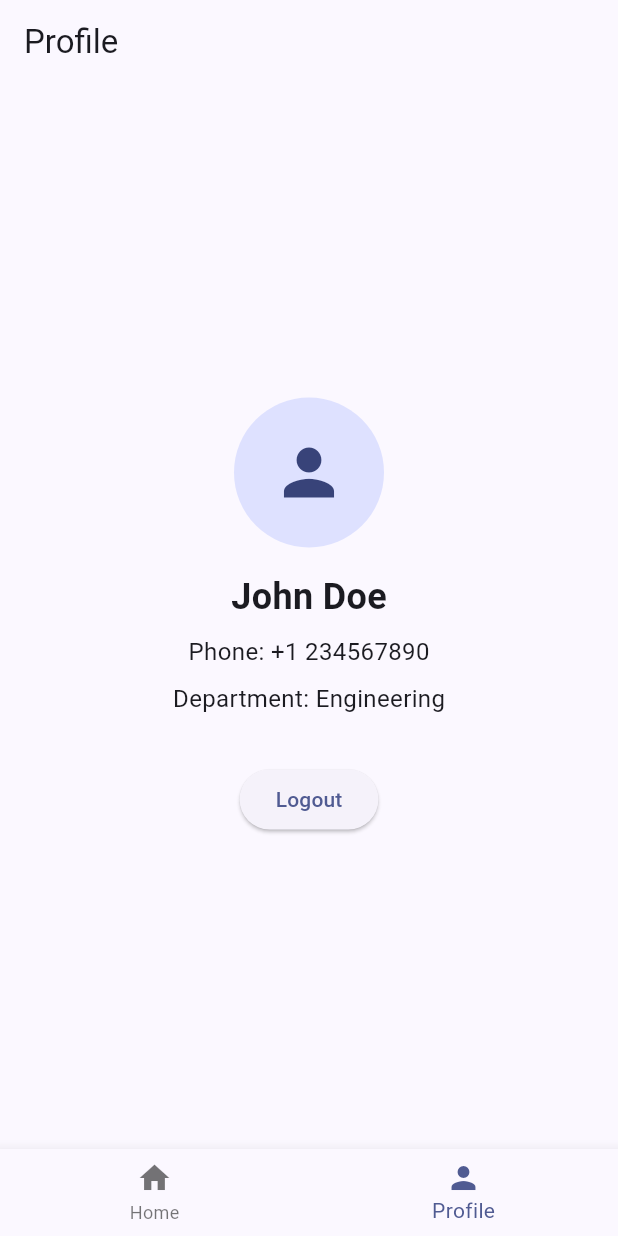
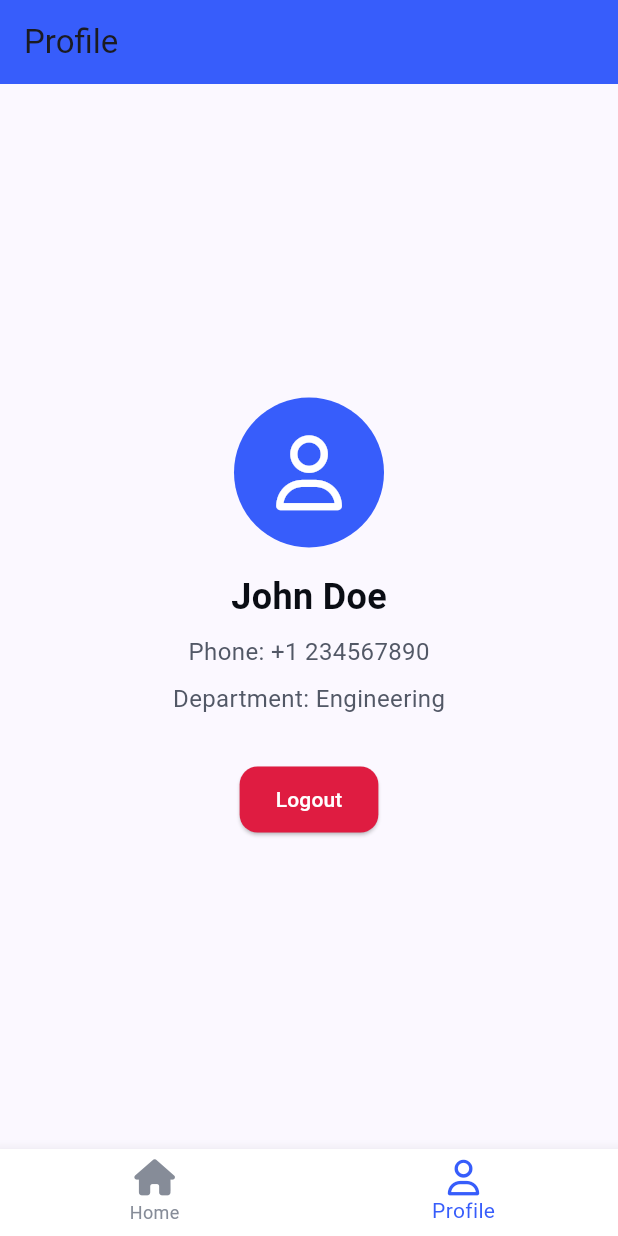
Before and after one commit to Jalaludheen25/Hira_plus, a Flutter app: the BottomNavigationBarScreen screen opened by its route, item 2 of the bottom bar chosen, on a phone screen of 412 x 824 dp. Run offline on Flutter 3.47's test engine with Material 3 defaults, Android fonts, the phone set to English and light mode, and no system bars; our stand-ins replace fluttertoast, font_awesome_flutter, google_fonts, pinput; missing offline and left inert: onesignal_flutter.

Commit message:
🎨 Enhance UI: Update BottomNavigationBar and ProfileScreen

```diff
--- a/lib/screens/bottom_nav/bottom_navigation_bar.dart
+++ b/lib/screens/bottom_nav/bottom_navigation_bar.dart
@@ -1,6 +1,9 @@
 import 'package:flutter/material.dart';
 import 'package:canteen_app/routes/app_routes.dart';
 import 'package:canteen_app/routes/app_pages.dart';
+import 'package:font_awesome_flutter/font_awesome_flutter.dart';
+import 'package:canteen_app/constants/color_class.dart';
+import 'package:canteen_app/constants/ui_styles.dart';
 
 class BottomNavigationBarScreen extends StatefulWidget {
   const BottomNavigationBarScreen({super.key});
@@ -40,19 +43,22 @@ class _BottomNavigationBarScreenState extends State<BottomNavigationBarScreen> {
     return Scaffold(
       body: _buildNavigator(),
       bottomNavigationBar: BottomNavigationBar(
+        backgroundColor: ColorClass.white,
+        selectedItemColor: ColorClass.primaryBase,
+        unselectedItemColor: ColorClass.neutral400,
         currentIndex: _selectedIndex,
         onTap: (int index) {
           setState(() {
             _selectedIndex = index;
           });
         },
-        items: const [
+        items: [
           BottomNavigationBarItem(
-            icon: Icon(Icons.home),
+            icon: FaIcon(FontAwesomeIcons.home),
             label: 'Home',
           ),
           BottomNavigationBarItem(
-            icon: Icon(Icons.person),
+            icon: FaIcon(FontAwesomeIcons.user),
             label: 'Profile',
           ),
         ],
--- a/lib/screens/profile_screen/profile_screen.dart
+++ b/lib/screens/profile_screen/profile_screen.dart
@@ -1,6 +1,10 @@
 import 'package:canteen_app/routes/app_routes.dart';
 import 'package:canteen_app/utils/navigation_helper.dart';
 import 'package:flutter/material.dart';
+import 'package:font_awesome_flutter/font_awesome_flutter.dart';
+import 'package:fluttertoast/fluttertoast.dart';
+import 'package:canteen_app/constants/color_class.dart';
+import 'package:canteen_app/constants/ui_styles.dart';
 
 class ProfileScreen extends StatefulWidget {
   const ProfileScreen({super.key});
@@ -15,6 +19,7 @@ class _ProfileScreenState extends State<ProfileScreen> {
     return Scaffold(
       appBar: AppBar(
         title: const Text('Profile'),
+        backgroundColor: ColorClass.primaryBase,
       ),
       body: Center(
         child: SingleChildScrollView(
@@ -34,30 +39,33 @@ class _ProfileScreenState extends State<ProfileScreen> {
   }
 
   Widget _buildProfilePicture() {
-    return const CircleAvatar(
+    return CircleAvatar(
       radius: 50,
-      // Using default icon as placeholder for the profile picture
-      child: Icon(Icons.person, size: 50),
+      backgroundColor: ColorClass.primaryBase,
+      child: FaIcon(FontAwesomeIcons.user, size: 50, color: ColorClass.white),
     );
   }
 
   Widget _buildProfileDetails() {
     return Column(
       crossAxisAlignment: CrossAxisAlignment.center,
-      children: const [
+      children: [
         Text(
           'John Doe',
-          style: TextStyle(fontSize: 24, fontWeight: FontWeight.bold),
+          style: TextStyle(
+              fontSize: 24,
+              fontWeight: FontWeight.bold,
+              color: ColorClass.textMain900),
         ),
-        SizedBox(height: 8),
+        const SizedBox(height: 8),
         Text(
           'Phone: +1 234567890',
-          style: TextStyle(fontSize: 16),
+          style: TextStyle(fontSize: 16, color: ColorClass.textSub500),
         ),
-        SizedBox(height: 8),
+        const SizedBox(height: 8),
         Text(
           'Department: Engineering',
-          style: TextStyle(fontSize: 16),
+          style: TextStyle(fontSize: 16, color: ColorClass.textSub500),
         ),
       ],
     );
@@ -65,10 +73,89 @@ class _ProfileScreenState extends State<ProfileScreen> {
 
   Widget _buildLogoutButton() {
     return ElevatedButton(
-      onPressed: () {
-        navigateTo(context: navigatorKey.currentContext!, route: Routes.login);
+      onPressed: _showLogoutConfirmationBottomSheet,
+      style: ElevatedButton.styleFrom(
+        backgroundColor: ColorClass.redBase,
+        shape: RoundedRectangleBorder(borderRadius: UiStyles.borderRadius12),
+        padding: const EdgeInsets.symmetric(horizontal: 24, vertical: 12),
+      ),
+      child: const Text(
+        'Logout',
+        style: TextStyle(color: ColorClass.white),
+      ),
+    );
+  }
+
+  void _showLogoutConfirmationBottomSheet() {
+    showModalBottomSheet(
+      context: context,
+      shape: RoundedRectangleBorder(
+        borderRadius: UiStyles.borderRadius12,
+      ),
+      builder: (BuildContext context) {
+        return Container(
+          padding: const EdgeInsets.all(16.0),
+          decoration: BoxDecoration(
+            color: ColorClass.white,
+            borderRadius: UiStyles.borderRadius12,
+          ),
+          child: Column(
+            mainAxisSize: MainAxisSize.min,
+            children: [
+              // ignore: deprecated_member_use
+              FaIcon(FontAwesomeIcons.exclamationTriangle,
+                  size: 40, color: ColorClass.orangeBase),
+              const SizedBox(height: 12),
+              Text(
+                'Are you sure you want to logout?',
+                style: TextStyle(
+                    fontSize: 18,
+                    fontWeight: FontWeight.w600,
+                    color: ColorClass.textMain900),
+                textAlign: TextAlign.center,
+              ),
+              const SizedBox(height: 20),
+              Row(
+                mainAxisAlignment: MainAxisAlignment.spaceEvenly,
+                children: [
+                  ElevatedButton(
+                    style: ElevatedButton.styleFrom(
+                      backgroundColor: ColorClass.neutral300,
+                      shape: RoundedRectangleBorder(
+                          borderRadius: UiStyles.borderRadius12),
+                    ),
+                    onPressed: () {
+                      Navigator.of(context).pop();
+                    },
+                    child: const Text('Cancel'),
+                  ),
+                  ElevatedButton(
+                    style: ElevatedButton.styleFrom(
+                      backgroundColor: ColorClass.redBase,
+                      shape: RoundedRectangleBorder(
+                          borderRadius: UiStyles.borderRadius12),
+                    ),
+                    onPressed: () {
+                      Navigator.of(context).pop();
+                      Fluttertoast.showToast(
+                        msg: "Logged out successfully",
+                        toastLength: Toast.LENGTH_SHORT,
+                        gravity: ToastGravity.BOTTOM,
+                      );
+                      Future.delayed(const Duration(milliseconds: 500), () {
+                        navigateTo(
+                            context: navigatorKey.currentContext!,
+                            route: Routes.login);
+                      });
+                    },
+                    child: const Text('Logout'),
+                  ),
+                ],
+              )
+            ],
+          ),
+        );
       },
-      child: const Text('Logout'),
     );
   }
 }
```
